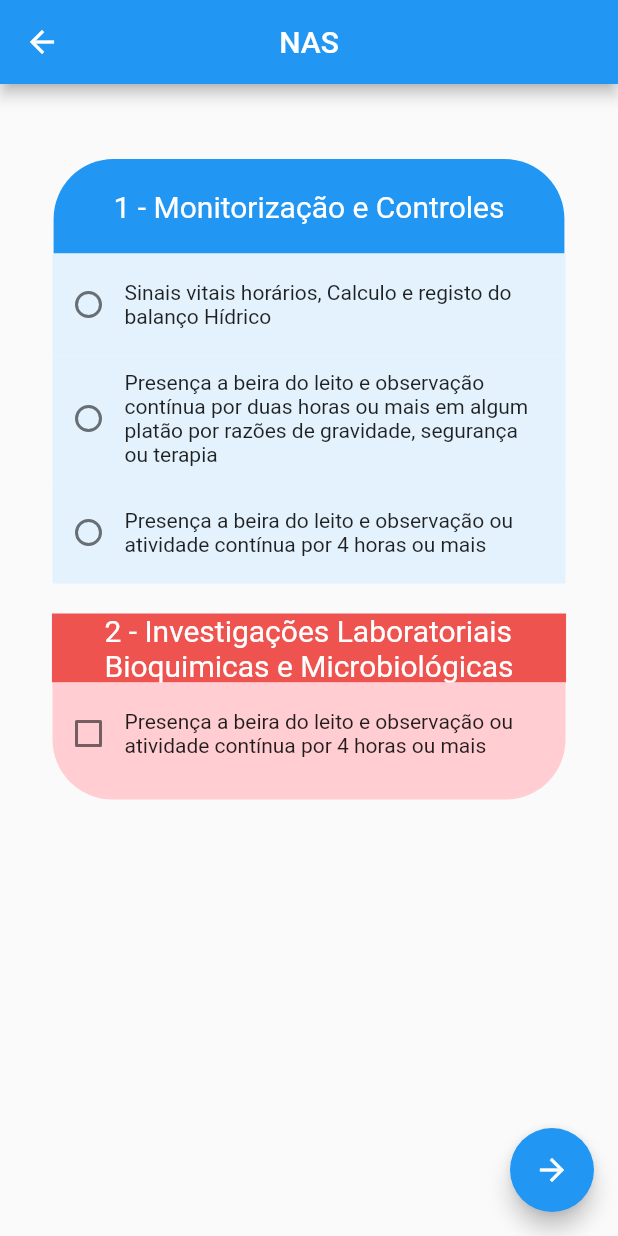
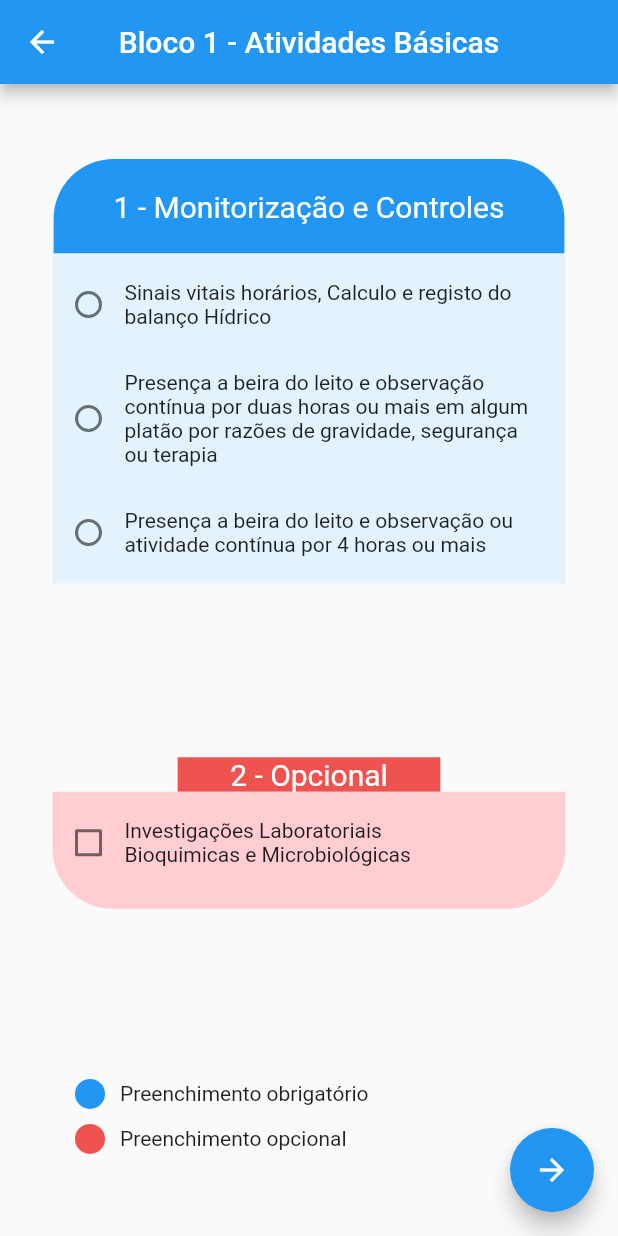
Before and after one commit to alyssonbm/nursing_nas, a Flutter app: the pageOne screen opened directly, on a phone screen of 412 x 824 dp. Run offline on Flutter 3.47's test engine with Material 2 defaults, Android fonts, the phone set to English and light mode, and no system bars; our stand-ins replace firebase_auth; accounts and stored records are empty.

Commit message:
More three pages.

```diff
--- a/lib/main.dart
+++ b/lib/main.dart
@@ -2,6 +2,11 @@ import 'package:flutter/material.dart';
 import 'package:nunsing_nas/services/authentication.dart';
 import 'package:nunsing_nas/ui/nas_newPatient.dart';
 import 'package:nunsing_nas/ui/questions/page_one.dart';
+import 'package:nunsing_nas/ui/questions/page_two.dart';
+import 'package:nunsing_nas/ui/questions/page_three.dart';
+import 'package:nunsing_nas/ui/questions/page_Four.dart';
+
+
 import 'package:nunsing_nas/ui/nas_root.dart';
 
 void main(){
@@ -9,7 +14,7 @@ void main(){
   runApp(MaterialApp(
     title: "NAS - Enfermagem",
     debugShowCheckedModeBanner: false,
-    home: NasRoot(auth: new Auth()),
-    //home: pageOne(),
+    //home: NasRoot(auth: new Auth()),
+    home: pageFour(),
   ));
 }
--- a/lib/ui/questions/page_one.dart
+++ b/lib/ui/questions/page_one.dart
@@ -23,12 +23,15 @@ class _pageOneState extends State<pageOne> {
       ),
       appBar: AppBar(
         backgroundColor: Colors.blue,
-        title: Text("NAS"),
+        title: Text("Bloco 1 - Atividades Básicas"),
         centerTitle: true,
       ),
       body: Column(
         children: <Widget>[
-          Column(
+
+          Expanded(
+            flex: 4,
+            child: Column(
               children: <Widget>[
                 Container(
                   margin: EdgeInsets.only(top: 50.0),
@@ -107,17 +110,19 @@ class _pageOneState extends State<pageOne> {
                       Text("Presença a beira do leito e observação ou\natividade contínua por 4 horas ou mais")
                     ],
                   ),
+                ),
+              ],
             )
-            ],
           ),
-
-          Column(
+          Expanded(
+            flex: 2,
+            child: Column(
               children: <Widget>[
                 Container(
-                margin: EdgeInsets.only(top: 20.0),
+                  margin: EdgeInsets.only(top: 10.0),
                   padding: EdgeInsets.fromLTRB(35.0, 0.0, 35.0, 0.0),
                   color: Colors.red[400],
-                child: Text("2 - Investigações Laboratoriais\nBioquimicas e Microbiológicas", style: TextStyle(color: Colors.white, fontSize: 20.0),),
+                  child: Text("2 - Opcional", style: TextStyle(color: Colors.white, fontSize: 20.0),),
                 ),
 
                 Container(
@@ -134,7 +139,7 @@ class _pageOneState extends State<pageOne> {
                     crossAxisAlignment:  CrossAxisAlignment.center,
                     children: <Widget>[
                       Checkbox(
-                      value: false,
+                        value: comboBox1,
                         onChanged: (value) {
                           setState(() {
                             value = value;
@@ -142,15 +147,60 @@ class _pageOneState extends State<pageOne> {
                           });
                         },
                       ),
-                    Text("Presença a beira do leito e observação ou\natividade contínua por 4 horas ou mais")
+                      Text("Investigações Laboratoriais\nBioquimicas e Microbiológicas")
                     ],
                   ),
                 )
               ],
             ),
-
+          ),
+          Expanded(
+            flex: 1,
+            child: Column(
+              children: <Widget>[
+                Row(
+                  children: <Widget>[
+                    Padding(
+                      padding: EdgeInsets.only(left: 50.0),
+                      child: Container(
+                        padding: EdgeInsets.fromLTRB(10.0, 10.0, 10.0, 10.0),
+                        margin: EdgeInsets.fromLTRB(0.0, 5.0, 0.0, 5.0),
+                        decoration: new BoxDecoration(
+                          color: Colors.blue,
+                          borderRadius: new BorderRadius.circular(10.0)
+                        ),
+                      ),
+                    ),
+                    Padding(
+                      padding: EdgeInsets.only(left: 10.0),
+                      child: Text("Preenchimento obrigatório"),
+                    )
+                  ],
+                ),
+                Row(
+                  children: <Widget>[
+                    Padding(
+                      padding: EdgeInsets.only(left: 50.0),
+                      child: Container(
+                        padding: EdgeInsets.fromLTRB(10.0, 10.0, 10.0, 10.0),
+                        margin: EdgeInsets.fromLTRB(0.0, 5.0, 0.0, 5.0),
+                        decoration: new BoxDecoration(
+                          color: Colors.red[400],
+                          borderRadius: new BorderRadius.circular(10.0)
+                        ),
+                      ),
+                    ),
+                    Padding(
+                      padding: EdgeInsets.only(left: 10.0),
+                      child: Text("Preenchimento opcional"),
+                    )
+                  ],
+                ),
               ],
             )
+          )
+        ],
+      ),
     );
   }
 }
```
Lines whose indentation alone changed are shown as unchanged.
